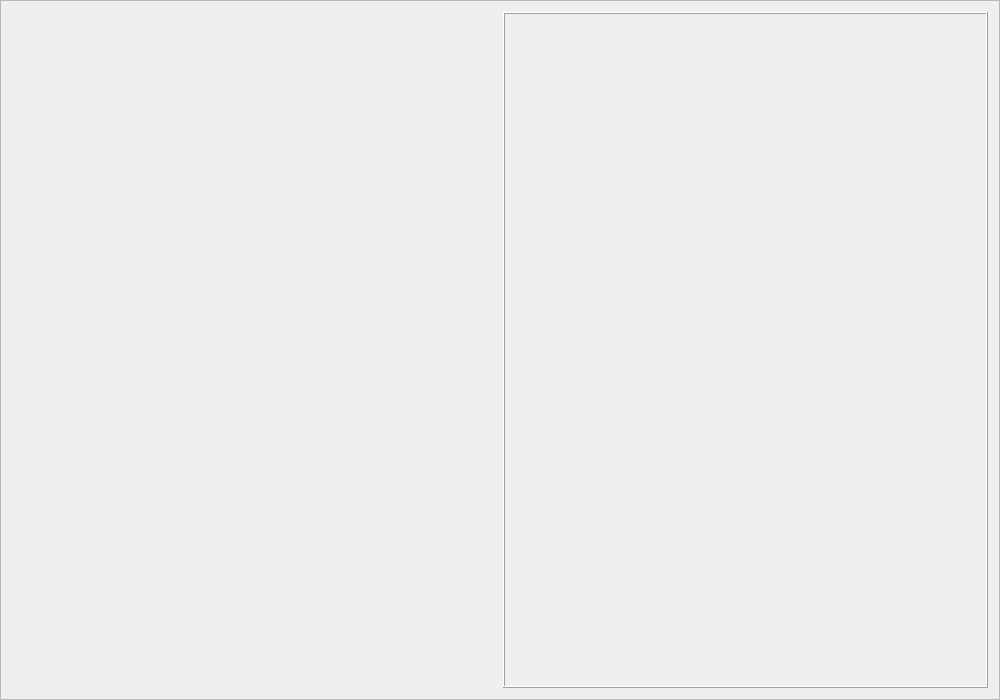
Old version of the form AppearanceEditorFrame.ui in the repository fischerdr/MooseEdit.
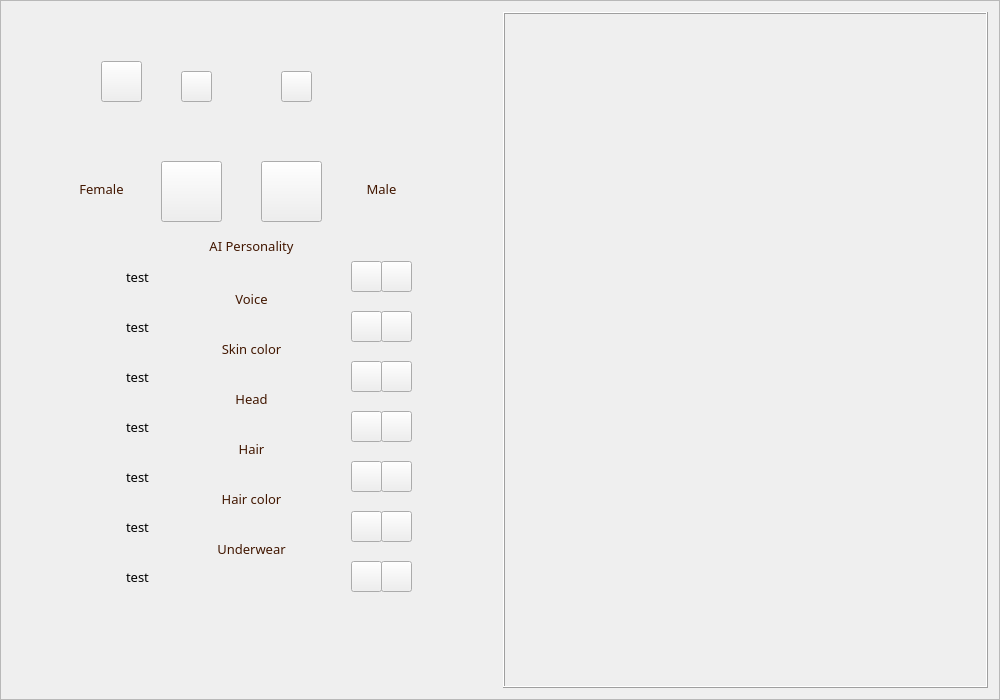
New version of the form. Icons and pictures are not drawn. Custom widgets are drawn as their Qt base class.

The edit to the form file:
```diff
--- a/AppearanceEditorFrame.ui
+++ b/AppearanceEditorFrame.ui
@@ -22,9 +22,818 @@
   <layout class="QHBoxLayout" name="horizontalLayout">
    <item>
     <widget class="QWidget" name="widget" native="true">
+     <property name="maximumSize">
+      <size>
+       <width>487</width>
+       <height>16777215</height>
+      </size>
+     </property>
      <layout class="QVBoxLayout" name="verticalLayout">
       <item>
-       <widget class="QWidget" name="widget_2" native="true"/>
+       <widget class="QWidget" name="alterWidget" native="true">
+        <property name="styleSheet">
+         <string notr="true">#alterWidget {
+	border-image: url(:/appearance-border.png);
+	background-image: url(:/game_parchment.png);
+}</string>
+        </property>
+        <widget class="QLabel" name="label">
+         <property name="geometry">
+          <rect>
+           <x>190</x>
+           <y>30</y>
+           <width>71</width>
+           <height>71</height>
+          </rect>
+         </property>
+         <property name="styleSheet">
+          <string notr="true"/>
+         </property>
+         <property name="text">
+          <string/>
+         </property>
+         <property name="pixmap">
+          <pixmap resource="resources.qrc">:/appearance-portrait.png</pixmap>
+         </property>
+         <property name="scaledContents">
+          <bool>false</bool>
+         </property>
+        </widget>
+        <widget class="QPushButton" name="pushButton">
+         <property name="geometry">
+          <rect>
+           <x>160</x>
+           <y>50</y>
+           <width>31</width>
+           <height>31</height>
+          </rect>
+         </property>
+         <property name="styleSheet">
+          <string notr="true">QPushButton {
+	border-image: url(:/appearance-arrow-left.png);
+}</string>
+         </property>
+         <property name="text">
+          <string/>
+         </property>
+        </widget>
+        <widget class="QPushButton" name="pushButton_2">
+         <property name="geometry">
+          <rect>
+           <x>260</x>
+           <y>50</y>
+           <width>31</width>
+           <height>31</height>
+          </rect>
+         </property>
+         <property name="styleSheet">
+          <string notr="true">QPushButton {
+	border-image: url(:/appearance-arrow-right.png);
+}</string>
+         </property>
+         <property name="text">
+          <string/>
+         </property>
+        </widget>
+        <widget class="QPushButton" name="pushButton_3">
+         <property name="geometry">
+          <rect>
+           <x>80</x>
+           <y>40</y>
+           <width>41</width>
+           <height>41</height>
+          </rect>
+         </property>
+         <property name="styleSheet">
+          <string notr="true">QPushButton {
+	border-image: url(:/appearance-armor-toggle.png);
+}</string>
+         </property>
+         <property name="text">
+          <string/>
+         </property>
+        </widget>
+        <widget class="QPushButton" name="pushButton_4">
+         <property name="geometry">
+          <rect>
+           <x>140</x>
+           <y>140</y>
+           <width>61</width>
+           <height>61</height>
+          </rect>
+         </property>
+         <property name="styleSheet">
+          <string notr="true">QPushButton {
+	border-image: url(:/appearance-button-female-deactivated.png);
+}</string>
+         </property>
+         <property name="text">
+          <string/>
+         </property>
+        </widget>
+        <widget class="QPushButton" name="pushButton_5">
+         <property name="geometry">
+          <rect>
+           <x>240</x>
+           <y>140</y>
+           <width>61</width>
+           <height>61</height>
+          </rect>
+         </property>
+         <property name="styleSheet">
+          <string notr="true">QPushButton {
+	border-image: url(:/appearance-button-male-activated.png);
+}</string>
+         </property>
+         <property name="text">
+          <string/>
+         </property>
+        </widget>
+        <widget class="QPushButton" name="pushButton_6">
+         <property name="geometry">
+          <rect>
+           <x>330</x>
+           <y>240</y>
+           <width>31</width>
+           <height>31</height>
+          </rect>
+         </property>
+         <property name="styleSheet">
+          <string notr="true">QPushButton {
+	border-image: url(:/appearance-arrow-left.png);
+}</string>
+         </property>
+         <property name="text">
+          <string/>
+         </property>
+        </widget>
+        <widget class="QPushButton" name="pushButton_7">
+         <property name="geometry">
+          <rect>
+           <x>360</x>
+           <y>240</y>
+           <width>31</width>
+           <height>31</height>
+          </rect>
+         </property>
+         <property name="styleSheet">
+          <string notr="true">QPushButton {
+	border-image: url(:/appearance-arrow-right.png);
+}</string>
+         </property>
+         <property name="text">
+          <string/>
+         </property>
+        </widget>
+        <widget class="QLabel" name="label_2">
+         <property name="geometry">
+          <rect>
+           <x>90</x>
+           <y>240</y>
+           <width>241</width>
+           <height>31</height>
+          </rect>
+         </property>
+         <property name="font">
+          <font>
+           <family>MS Reference Sans Serif</family>
+           <pointsize>10</pointsize>
+          </font>
+         </property>
+         <property name="styleSheet">
+          <string notr="true">QLabel {
+	border-image: url(:/appearance-box.png);
+}</string>
+         </property>
+         <property name="text">
+          <string>test</string>
+         </property>
+         <property name="indent">
+          <number>15</number>
+         </property>
+        </widget>
+        <widget class="QLabel" name="label_3">
+         <property name="geometry">
+          <rect>
+           <x>180</x>
+           <y>217</y>
+           <width>101</width>
+           <height>16</height>
+          </rect>
+         </property>
+         <property name="font">
+          <font>
+           <family>MS Reference Sans Serif</family>
+           <pointsize>10</pointsize>
+          </font>
+         </property>
+         <property name="styleSheet">
+          <string notr="true">QLabel {
+	color: rgb(66, 23, 1);
+}</string>
+         </property>
+         <property name="text">
+          <string>AI Personality</string>
+         </property>
+         <property name="alignment">
+          <set>Qt::AlignCenter</set>
+         </property>
+        </widget>
+        <widget class="QLabel" name="label_4">
+         <property name="geometry">
+          <rect>
+           <x>180</x>
+           <y>270</y>
+           <width>101</width>
+           <height>16</height>
+          </rect>
+         </property>
+         <property name="font">
+          <font>
+           <family>MS Reference Sans Serif</family>
+           <pointsize>10</pointsize>
+          </font>
+         </property>
+         <property name="styleSheet">
+          <string notr="true">QLabel {
+	color: rgb(66, 23, 1);
+}</string>
+         </property>
+         <property name="text">
+          <string>Voice</string>
+         </property>
+         <property name="alignment">
+          <set>Qt::AlignCenter</set>
+         </property>
+        </widget>
+        <widget class="QLabel" name="label_5">
+         <property name="geometry">
+          <rect>
+           <x>90</x>
+           <y>290</y>
+           <width>241</width>
+           <height>31</height>
+          </rect>
+         </property>
+         <property name="font">
+          <font>
+           <family>MS Reference Sans Serif</family>
+           <pointsize>10</pointsize>
+          </font>
+         </property>
+         <property name="styleSheet">
+          <string notr="true">QLabel {
+	border-image: url(:/appearance-box.png);
+}</string>
+         </property>
+         <property name="text">
+          <string>test</string>
+         </property>
+         <property name="indent">
+          <number>15</number>
+         </property>
+        </widget>
+        <widget class="QPushButton" name="pushButton_8">
+         <property name="geometry">
+          <rect>
+           <x>330</x>
+           <y>290</y>
+           <width>31</width>
+           <height>31</height>
+          </rect>
+         </property>
+         <property name="styleSheet">
+          <string notr="true">QPushButton {
+	border-image: url(:/appearance-arrow-left.png);
+}</string>
+         </property>
+         <property name="text">
+          <string/>
+         </property>
+        </widget>
+        <widget class="QPushButton" name="pushButton_9">
+         <property name="geometry">
+          <rect>
+           <x>360</x>
+           <y>290</y>
+           <width>31</width>
+           <height>31</height>
+          </rect>
+         </property>
+         <property name="styleSheet">
+          <string notr="true">QPushButton {
+	border-image: url(:/appearance-arrow-right.png);
+}</string>
+         </property>
+         <property name="text">
+          <string/>
+         </property>
+        </widget>
+        <widget class="QLabel" name="label_6">
+         <property name="geometry">
+          <rect>
+           <x>180</x>
+           <y>320</y>
+           <width>101</width>
+           <height>16</height>
+          </rect>
+         </property>
+         <property name="font">
+          <font>
+           <family>MS Reference Sans Serif</family>
+           <pointsize>10</pointsize>
+          </font>
+         </property>
+         <property name="styleSheet">
+          <string notr="true">QLabel {
+	color: rgb(66, 23, 1);
+}</string>
+         </property>
+         <property name="text">
+          <string>Skin color</string>
+         </property>
+         <property name="alignment">
+          <set>Qt::AlignCenter</set>
+         </property>
+        </widget>
+        <widget class="QLabel" name="label_7">
+         <property name="geometry">
+          <rect>
+           <x>90</x>
+           <y>340</y>
+           <width>241</width>
+           <height>31</height>
+          </rect>
+         </property>
+         <property name="font">
+          <font>
+           <family>MS Reference Sans Serif</family>
+           <pointsize>10</pointsize>
+          </font>
+         </property>
+         <property name="styleSheet">
+          <string notr="true">QLabel {
+	border-image: url(:/appearance-box.png);
+}</string>
+         </property>
+         <property name="text">
+          <string>test</string>
+         </property>
+         <property name="indent">
+          <number>15</number>
+         </property>
+        </widget>
+        <widget class="QPushButton" name="pushButton_10">
+         <property name="geometry">
+          <rect>
+           <x>330</x>
+           <y>340</y>
+           <width>31</width>
+           <height>31</height>
+          </rect>
+         </property>
+         <property name="styleSheet">
+          <string notr="true">QPushButton {
+	border-image: url(:/appearance-arrow-left.png);
+}</string>
+         </property>
+         <property name="text">
+          <string/>
+         </property>
+        </widget>
+        <widget class="QPushButton" name="pushButton_11">
+         <property name="geometry">
+          <rect>
+           <x>360</x>
+           <y>340</y>
+           <width>31</width>
+           <height>31</height>
+          </rect>
+         </property>
+         <property name="styleSheet">
+          <string notr="true">QPushButton {
+	border-image: url(:/appearance-arrow-right.png);
+}</string>
+         </property>
+         <property name="text">
+          <string/>
+         </property>
+        </widget>
+        <widget class="QLabel" name="label_8">
+         <property name="geometry">
+          <rect>
+           <x>180</x>
+           <y>370</y>
+           <width>101</width>
+           <height>16</height>
+          </rect>
+         </property>
+         <property name="font">
+          <font>
+           <family>MS Reference Sans Serif</family>
+           <pointsize>10</pointsize>
+          </font>
+         </property>
+         <property name="styleSheet">
+          <string notr="true">QLabel {
+	color: rgb(66, 23, 1);
+}</string>
+         </property>
+         <property name="text">
+          <string>Head</string>
+         </property>
+         <property name="alignment">
+          <set>Qt::AlignCenter</set>
+         </property>
+        </widget>
+        <widget class="QLabel" name="label_9">
+         <property name="geometry">
+          <rect>
+           <x>90</x>
+           <y>390</y>
+           <width>241</width>
+           <height>31</height>
+          </rect>
+         </property>
+         <property name="font">
+          <font>
+           <family>MS Reference Sans Serif</family>
+           <pointsize>10</pointsize>
+          </font>
+         </property>
+         <property name="styleSheet">
+          <string notr="true">QLabel {
+	border-image: url(:/appearance-box.png);
+}</string>
+         </property>
+         <property name="text">
+          <string>test</string>
+         </property>
+         <property name="indent">
+          <number>15</number>
+         </property>
+        </widget>
+        <widget class="QPushButton" name="pushButton_12">
+         <property name="geometry">
+          <rect>
+           <x>330</x>
+           <y>390</y>
+           <width>31</width>
+           <height>31</height>
+          </rect>
+         </property>
+         <property name="styleSheet">
+          <string notr="true">QPushButton {
+	border-image: url(:/appearance-arrow-left.png);
+}</string>
+         </property>
+         <property name="text">
+          <string/>
+         </property>
+        </widget>
+        <widget class="QPushButton" name="pushButton_13">
+         <property name="geometry">
+          <rect>
+           <x>360</x>
+           <y>390</y>
+           <width>31</width>
+           <height>31</height>
+          </rect>
+         </property>
+         <property name="styleSheet">
+          <string notr="true">QPushButton {
+	border-image: url(:/appearance-arrow-right.png);
+}</string>
+         </property>
+         <property name="text">
+          <string/>
+         </property>
+        </widget>
+        <widget class="QLabel" name="label_10">
+         <property name="geometry">
+          <rect>
+           <x>180</x>
+           <y>420</y>
+           <width>101</width>
+           <height>16</height>
+          </rect>
+         </property>
+         <property name="font">
+          <font>
+           <family>MS Reference Sans Serif</family>
+           <pointsize>10</pointsize>
+          </font>
+         </property>
+         <property name="styleSheet">
+          <string notr="true">QLabel {
+	color: rgb(66, 23, 1);
+}</string>
+         </property>
+         <property name="text">
+          <string>Hair</string>
+         </property>
+         <property name="alignment">
+          <set>Qt::AlignCenter</set>
+         </property>
+        </widget>
+        <widget class="QLabel" name="label_11">
+         <property name="geometry">
+          <rect>
+           <x>90</x>
+           <y>440</y>
+           <width>241</width>
+           <height>31</height>
+          </rect>
+         </property>
+         <property name="font">
+          <font>
+           <family>MS Reference Sans Serif</family>
+           <pointsize>10</pointsize>
+          </font>
+         </property>
+         <property name="styleSheet">
+          <string notr="true">QLabel {
+	border-image: url(:/appearance-box.png);
+}</string>
+         </property>
+         <property name="text">
+          <string>test</string>
+         </property>
+         <property name="indent">
+          <number>15</number>
+         </property>
+        </widget>
+        <widget class="QPushButton" name="pushButton_14">
+         <property name="geometry">
+          <rect>
+           <x>330</x>
+           <y>440</y>
+           <width>31</width>
+           <height>31</height>
+          </rect>
+         </property>
+         <property name="styleSheet">
+          <string notr="true">QPushButton {
+	border-image: url(:/appearance-arrow-left.png);
+}</string>
+         </property>
+         <property name="text">
+          <string/>
+         </property>
+        </widget>
+        <widget class="QPushButton" name="pushButton_15">
+         <property name="geometry">
+          <rect>
+           <x>360</x>
+           <y>440</y>
+           <width>31</width>
+           <height>31</height>
+          </rect>
+         </property>
+         <property name="styleSheet">
+          <string notr="true">QPushButton {
+	border-image: url(:/appearance-arrow-right.png);
+}</string>
+         </property>
+         <property name="text">
+          <string/>
+         </property>
+        </widget>
+        <widget class="QLabel" name="label_12">
+         <property name="geometry">
+          <rect>
+           <x>180</x>
+           <y>470</y>
+           <width>101</width>
+           <height>16</height>
+          </rect>
+         </property>
+         <property name="font">
+          <font>
+           <family>MS Reference Sans Serif</family>
+           <pointsize>10</pointsize>
+          </font>
+         </property>
+         <property name="styleSheet">
+          <string notr="true">QLabel {
+	color: rgb(66, 23, 1);
+}</string>
+         </property>
+         <property name="text">
+          <string>Hair color</string>
+         </property>
+         <property name="alignment">
+          <set>Qt::AlignCenter</set>
+         </property>
+        </widget>
+        <widget class="QLabel" name="label_13">
+         <property name="geometry">
+          <rect>
+           <x>90</x>
+           <y>490</y>
+           <width>241</width>
+           <height>31</height>
+          </rect>
+         </property>
+         <property name="font">
+          <font>
+           <family>MS Reference Sans Serif</family>
+           <pointsize>10</pointsize>
+          </font>
+         </property>
+         <property name="styleSheet">
+          <string notr="true">QLabel {
+	border-image: url(:/appearance-box.png);
+}</string>
+         </property>
+         <property name="text">
+          <string>test</string>
+         </property>
+         <property name="indent">
+          <number>15</number>
+         </property>
+        </widget>
+        <widget class="QPushButton" name="pushButton_16">
+         <property name="geometry">
+          <rect>
+           <x>330</x>
+           <y>490</y>
+           <width>31</width>
+           <height>31</height>
+          </rect>
+         </property>
+         <property name="styleSheet">
+          <string notr="true">QPushButton {
+	border-image: url(:/appearance-arrow-left.png);
+}</string>
+         </property>
+         <property name="text">
+          <string/>
+         </property>
+        </widget>
+        <widget class="QPushButton" name="pushButton_17">
+         <property name="geometry">
+          <rect>
+           <x>360</x>
+           <y>490</y>
+           <width>31</width>
+           <height>31</height>
+          </rect>
+         </property>
+         <property name="styleSheet">
+          <string notr="true">QPushButton {
+	border-image: url(:/appearance-arrow-right.png);
+}</string>
+         </property>
+         <property name="text">
+          <string/>
+         </property>
+        </widget>
+        <widget class="QLabel" name="label_14">
+         <property name="geometry">
+          <rect>
+           <x>180</x>
+           <y>520</y>
+           <width>101</width>
+           <height>16</height>
+          </rect>
+         </property>
+         <property name="font">
+          <font>
+           <family>MS Reference Sans Serif</family>
+           <pointsize>10</pointsize>
+          </font>
+         </property>
+         <property name="styleSheet">
+          <string notr="true">QLabel {
+	color: rgb(66, 23, 1);
+}</string>
+         </property>
+         <property name="text">
+          <string>Underwear</string>
+         </property>
+         <property name="alignment">
+          <set>Qt::AlignCenter</set>
+         </property>
+        </widget>
+        <widget class="QLabel" name="label_15">
+         <property name="geometry">
+          <rect>
+           <x>90</x>
+           <y>540</y>
+           <width>241</width>
+           <height>31</height>
+          </rect>
+         </property>
+         <property name="font">
+          <font>
+           <family>MS Reference Sans Serif</family>
+           <pointsize>10</pointsize>
+          </font>
+         </property>
+         <property name="styleSheet">
+          <string notr="true">QLabel {
+	border-image: url(:/appearance-box.png);
+}</string>
+         </property>
+         <property name="text">
+          <string>test</string>
+         </property>
+         <property name="indent">
+          <number>15</number>
+         </property>
+        </widget>
+        <widget class="QPushButton" name="pushButton_18">
+         <property name="geometry">
+          <rect>
+           <x>330</x>
+           <y>540</y>
+           <width>31</width>
+           <height>31</height>
+          </rect>
+         </property>
+         <property name="styleSheet">
+          <string notr="true">QPushButton {
+	border-image: url(:/appearance-arrow-left.png);
+}</string>
+         </property>
+         <property name="text">
+          <string/>
+         </property>
+        </widget>
+        <widget class="QPushButton" name="pushButton_19">
+         <property name="geometry">
+          <rect>
+           <x>360</x>
+           <y>540</y>
+           <width>31</width>
+           <height>31</height>
+          </rect>
+         </property>
+         <property name="styleSheet">
+          <string notr="true">QPushButton {
+	border-image: url(:/appearance-arrow-right.png);
+}</string>
+         </property>
+         <property name="text">
+          <string/>
+         </property>
+        </widget>
+        <widget class="QLabel" name="label_16">
+         <property name="geometry">
+          <rect>
+           <x>310</x>
+           <y>160</y>
+           <width>101</width>
+           <height>16</height>
+          </rect>
+         </property>
+         <property name="font">
+          <font>
+           <family>MS Reference Sans Serif</family>
+           <pointsize>10</pointsize>
+          </font>
+         </property>
+         <property name="styleSheet">
+          <string notr="true">QLabel {
+	color: rgb(66, 23, 1);
+}</string>
+         </property>
+         <property name="text">
+          <string>Male</string>
+         </property>
+         <property name="alignment">
+          <set>Qt::AlignCenter</set>
+         </property>
+        </widget>
+        <widget class="QLabel" name="label_17">
+         <property name="geometry">
+          <rect>
+           <x>30</x>
+           <y>160</y>
+           <width>101</width>
+           <height>16</height>
+          </rect>
+         </property>
+         <property name="font">
+          <font>
+           <family>MS Reference Sans Serif</family>
+           <pointsize>10</pointsize>
+          </font>
+         </property>
+         <property name="styleSheet">
+          <string notr="true">QLabel {
+	color: rgb(66, 23, 1);
+}</string>
+         </property>
+         <property name="text">
+          <string>Female</string>
+         </property>
+         <property name="alignment">
+          <set>Qt::AlignCenter</set>
+         </property>
+        </widget>
+       </widget>
       </item>
      </layout>
     </widget>
```
Left out of the diff: 4 changed lines with no effect on the pictures.
